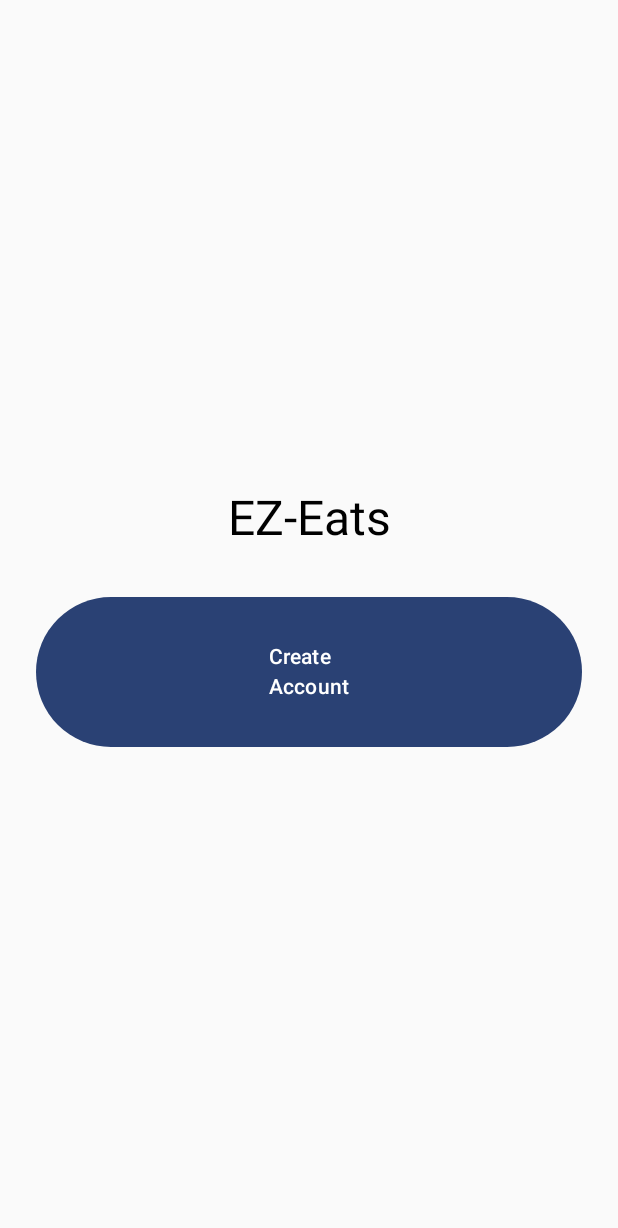
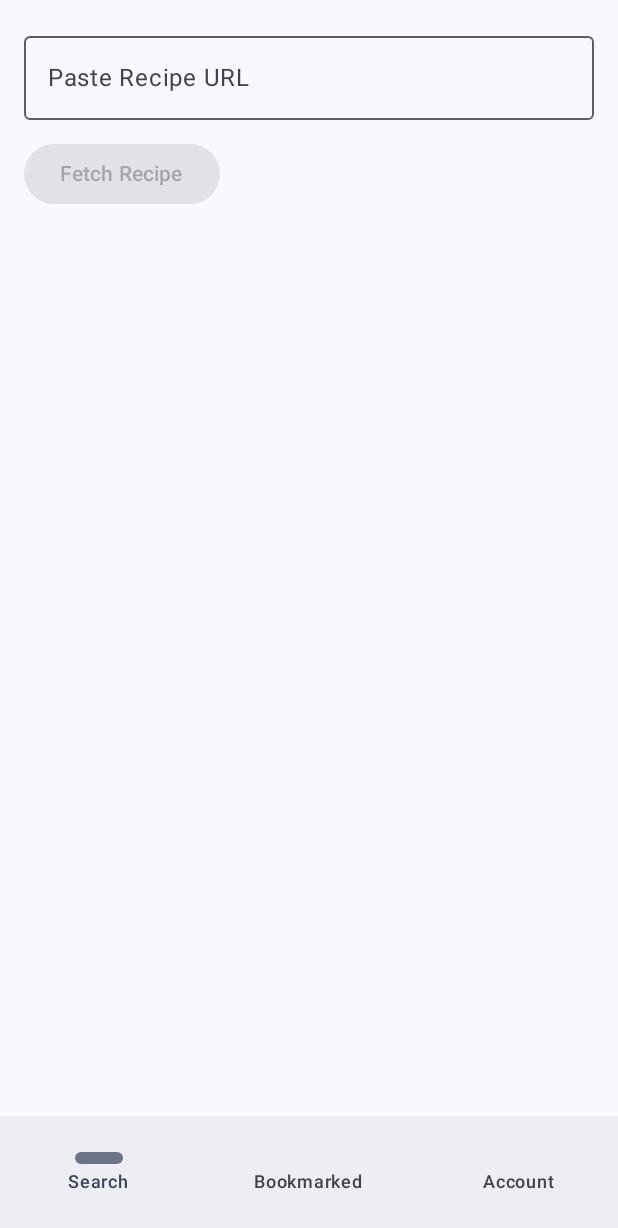
Before and after one commit to YuRoGameDev/EzEats, an Android app built with Jetpack Compose: the SearchScreen screen opened through its navigation route, on a phone screen of 412 x 824 dp. Shown: the top 1228 px of the screen. Run offline under Robolectric (Android 15) with nearby library versions, the phone set to English and light mode, and no system bars.

Commit message:
Added a recipe web viewer

```diff
--- a/app/build.gradle.kts
+++ b/app/build.gradle.kts
@@ -49,6 +49,8 @@ dependencies {
     implementation(libs.androidx.ui.tooling.preview)
     implementation(libs.androidx.material3)
     implementation(libs.androidx.navigation.compose)
+    implementation("org.jsoup:jsoup:1.16.1")
+    implementation("io.coil-kt:coil-compose:2.4.0")
     testImplementation(libs.junit)
     androidTestImplementation(libs.androidx.junit)
     androidTestImplementation(libs.androidx.espresso.core)
--- a/app/src/main/AndroidManifest.xml
+++ b/app/src/main/AndroidManifest.xml
@@ -2,6 +2,7 @@
 <manifest xmlns:android="http://schemas.android.com/apk/res/android"
     xmlns:tools="http://schemas.android.com/tools">
 
+    <uses-permission android:name="android.permission.INTERNET"/>
     <application
         android:allowBackup="true"
         android:dataExtractionRules="@xml/data_extraction_rules"
--- a/app/src/main/java/com/example/ezeats/HomeScreen.kt
+++ b/app/src/main/java/com/example/ezeats/HomeScreen.kt
@@ -1,5 +1,6 @@
 package com.example.ezeats
 
+import androidx.activity.compose.BackHandler
 import androidx.compose.foundation.layout.*
 import androidx.compose.foundation.shape.RoundedCornerShape
 import androidx.compose.material3.*
@@ -11,6 +12,10 @@ import androidx.navigation.NavController
 
 @Composable
 fun HomeScreen(navController: NavController) {
+    BackHandler(enabled = true) {
+        // Do nothing, back is disabled
+    }
+
     Column(
         modifier = Modifier
             .fillMaxSize()
@@ -26,7 +31,7 @@ fun HomeScreen(navController: NavController) {
         Spacer(modifier = Modifier.height(32.dp))
 
         Button(
-            onClick = { navController.navigate("search") }, // Navigate to search screen
+            onClick = { navController.navigate(Screen.Search.route) }, // Navigate to search screen
             shape = RoundedCornerShape(50),
             modifier = Modifier
                 .fillMaxWidth()
@@ -38,7 +43,7 @@ fun HomeScreen(navController: NavController) {
         Spacer(modifier = Modifier.height(24.dp))
 
         Button(
-            onClick = { navController.navigate("bookmark") },
+            onClick = { navController.navigate(Screen.Bookmarked.route) },
             modifier = Modifier
                 .fillMaxWidth()
                 .height(100.dp)
@@ -49,7 +54,7 @@ fun HomeScreen(navController: NavController) {
         Spacer(modifier = Modifier.height(16.dp))
 
         Button(
-            onClick = { navController.navigate("account") },
+            onClick = { navController.navigate(Screen.Account.route) },
             modifier = Modifier
                 .fillMaxWidth()
                 .height(100.dp)
--- a/app/src/main/java/com/example/ezeats/MainActivity.kt
+++ b/app/src/main/java/com/example/ezeats/MainActivity.kt
@@ -3,48 +3,14 @@ package com.example.ezeats
 import android.os.Bundle
 import androidx.activity.ComponentActivity
 import androidx.activity.compose.setContent
-import androidx.compose.animation.slideInVertically
-import androidx.compose.animation.slideOutVertically
-import androidx.navigation.compose.*
 import com.example.ezeats.ui.theme.EzEatsTheme
 
 class MainActivity : ComponentActivity() {
     override fun onCreate(savedInstanceState: Bundle?) {
         super.onCreate(savedInstanceState)
-
         setContent {
             EzEatsTheme {
-                // Create NavController for navigation
-                val navController = rememberNavController()
-
-                // Define NavHost to manage screen transitions
-                NavHost(navController = navController, startDestination = "home") {
-                    composable(
-                        "home",
-                        enterTransition = { slideInVertically(initialOffsetY = { it }) },
-                        exitTransition = { slideOutVertically(targetOffsetY = { -it }) }
-                    ) {
-                        HomeScreen(navController)
-                    }
-
-                    composable(
-                        "search" )
-                    {
-                        SearchScreen()
-                    }
-
-                    composable(
-                        "bookmark" )
-                    {
-                        SearchScreen()
-                    }
-
-                    composable(
-                        "account" )
-                    {
-                        SearchScreen()
-                    }
-                }
+                MainScreen()
             }
         }
     }
--- /dev/null
+++ b/app/src/main/java/com/example/ezeats/Navigation.kt
@@ -0,0 +1,93 @@
+package com.example.ezeats
+
+import androidx.compose.animation.slideInVertically
+import androidx.compose.animation.slideOutVertically
+import androidx.compose.foundation.layout.fillMaxSize
+import androidx.compose.foundation.layout.padding
+import androidx.compose.material3.NavigationBar
+import androidx.compose.material3.NavigationBarItem
+import androidx.compose.material3.Scaffold
+import androidx.compose.material3.Text
+import androidx.compose.runtime.Composable
+import androidx.compose.ui.Modifier
+import androidx.navigation.NavGraph.Companion.findStartDestination
+import androidx.navigation.NavHostController
+import androidx.navigation.compose.NavHost
+import androidx.navigation.compose.composable
+import androidx.navigation.compose.currentBackStackEntryAsState
+import androidx.navigation.compose.rememberNavController
+
+
+sealed class Screen(val route: String, val label: String) {
+    object Home : Screen("home", "Home")
+    object Search : Screen("search", "Search")
+    object Bookmarked : Screen("bookmarked", "Bookmarked")
+    object Account : Screen("account", "Account")
+}
+
+
+@Composable
+fun MainScreen() {
+    // Create NavController for navigation
+    val navController = rememberNavController()
+
+    val navBackStackEntry = navController.currentBackStackEntryAsState().value
+    val currentRoute = navBackStackEntry?.destination?.route
+
+    Scaffold(
+        modifier = Modifier.fillMaxSize(),
+        bottomBar = {
+            if (currentRoute != Screen.Home.route) { // Compare the route string here
+                BottomNavigationBar(navController = navController)
+            }
+        }
+    ) {innerPadding ->
+        NavHost(
+            navController = navController,
+            startDestination = Screen.Home.route,
+            modifier = Modifier.padding(innerPadding),
+        )
+        {
+            composable(
+                Screen.Home.route,
+                enterTransition = { slideInVertically(initialOffsetY = { it }) },
+                exitTransition = { slideOutVertically(targetOffsetY = { -it }) }
+            ) {
+                HomeScreen(navController)
+            }
+
+            composable(Screen.Search.route,) { SearchScreen() }
+            composable(Screen.Bookmarked.route) { BookMarkScreen() }
+            composable(Screen.Account.route) { AccountScreen() }
+        }
+    }
+
+}
+
+@Composable
+fun BottomNavigationBar(navController: NavHostController) {
+    val items = listOf(Screen.Search, Screen.Bookmarked, Screen.Account)
+    val navBackStackEntry = navController.currentBackStackEntryAsState().value
+    val currentDestination = navBackStackEntry?.destination
+
+    NavigationBar {
+        items.forEach { screen ->
+            NavigationBarItem(
+                selected = currentDestination?.route == screen.route,
+                onClick = {
+                    if (currentDestination?.route != screen.route) {
+                        navController.navigate(screen.route) {
+                            popUpTo(navController.graph.findStartDestination().id) {
+                                saveState = true
+                            }
+                            launchSingleTop = true
+                            restoreState = true
+                        }
+                    }
+                },
+                label = { Text(screen.label) },
+                icon = { /* Optional: Add icons here */ }
+            )
+        }
+    }
+}
--- a/app/src/main/java/com/example/ezeats/SearchScreen.kt
+++ b/app/src/main/java/com/example/ezeats/SearchScreen.kt
@@ -1,39 +1,81 @@
 package com.example.ezeats
 
+import androidx.activity.compose.BackHandler
 import androidx.compose.foundation.layout.*
-import androidx.compose.foundation.shape.RoundedCornerShape
 import androidx.compose.material3.Button
-import androidx.compose.material3.MaterialTheme
 import androidx.compose.material3.Text
 import androidx.compose.runtime.Composable
-import androidx.compose.ui.Alignment
 import androidx.compose.ui.Modifier
 import androidx.compose.ui.unit.dp
+import androidx.compose.material3.*
+import androidx.compose.runtime.*
+import com.example.ezeats.recipe.RecipePreview
+import com.example.ezeats.recipe.RecipePreviewCard
+import com.example.ezeats.recipe.RecipeWebView
+import com.example.ezeats.recipe.fetchRecipePreview
+import kotlinx.coroutines.launch
 
 
 @Composable
 fun SearchScreen() {
+    BackHandler(enabled = true) {
+        // Do nothing, back is disabled
+    }
+
+    val coroutineScope = rememberCoroutineScope()
+    var inputUrl by remember { mutableStateOf("") }
+    var recipe by remember { mutableStateOf<RecipePreview?>(null) }
+    var isLoading by remember { mutableStateOf(false) }
+    var showWebView by remember { mutableStateOf(false) }
+
+    if (showWebView && recipe != null) {
+        RecipeWebView(
+            url = recipe!!.url,
+            onBack = { showWebView = false }
+        )
+    } else {
         Column(
             modifier = Modifier
                 .fillMaxSize()
-            .padding(24.dp),
-        verticalArrangement = Arrangement.Center,
-        horizontalAlignment = Alignment.CenterHorizontally
+                .padding(16.dp)
         ) {
-        Text(
-            text = "EZ-Eats",
-            style = MaterialTheme.typography.headlineLarge
+            OutlinedTextField(
+                value = inputUrl,
+                onValueChange = { inputUrl = it },
+                label = { Text("Paste Recipe URL") },
+                modifier = Modifier.fillMaxWidth()
             )
 
-        Spacer(modifier = Modifier.height(32.dp))
+            Spacer(modifier = Modifier.height(12.dp))
 
             Button(
-            onClick = { /* TODO: Create account */ },
-            modifier = Modifier
-                .fillMaxWidth()
-                .height(100.dp)
+                onClick = {
+                    coroutineScope.launch {
+                        isLoading = true
+                        recipe = fetchRecipePreview(inputUrl)
+                        isLoading = false
+                    }
+                },
+                enabled = inputUrl.isNotBlank()
             ) {
-            Text("Create\nAccount")
+                Text("Fetch Recipe")
+            }
+
+            Spacer(modifier = Modifier.height(24.dp))
+
+            when {
+                isLoading -> CircularProgressIndicator()
+                recipe != null -> {
+                    RecipePreviewCard(recipe!!)
+                    Spacer(modifier = Modifier.height(16.dp))
+                    Button(
+                        onClick = { showWebView = true },
+                        modifier = Modifier.fillMaxWidth()
+                    ) {
+                        Text("View Full Recipe")
                     }
                 }
             }
+        }
+    }
+}
```
Also changed, not shown: app/src/main/java/com/example/ezeats/AccountScreen.kt (added, +42 -0 lines), app/src/main/java/com/example/ezeats/BookMarkScreen.kt (added, +42 -0 lines), app/src/main/java/com/example/ezeats/recipe/RecipePreviewCard.kt (added, +62 -0 lines), app/src/main/java/com/example/ezeats/recipe/RecipeWebView.kt (added, +65 -0 lines), app/src/main/java/com/example/ezeats/recipe/RecipieFetcher.kt (added, +72 -0 lines), app/src/main/java/com/example/ezeats/recipe/RecipiePreview.kt (added, +12 -0 lines). Lines whose indentation alone changed are shown as unchanged.
